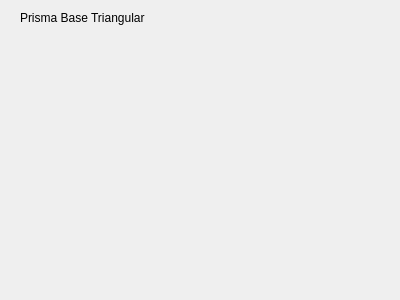
This is GraficosQT/QTGraphics/prismabasetrian.ui in axgtz/Analisis-y-Diseno-de-Algoritmos as Qt 5 draws it before an edit. The edited form follows.
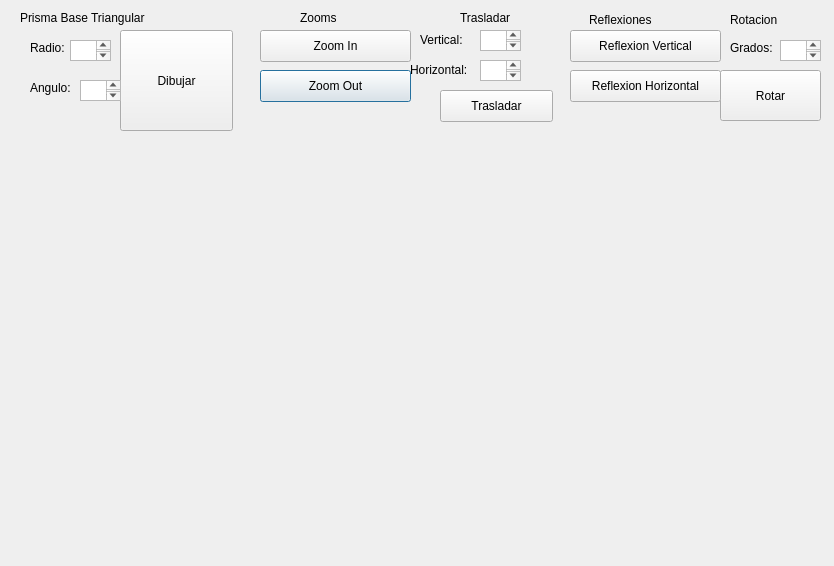
This is the edited form.

```diff
--- a/GraficosQT/QTGraphics/prismabasetrian.ui
+++ b/GraficosQT/QTGraphics/prismabasetrian.ui
@@ -6,8 +6,8 @@
    <rect>
     <x>0</x>
     <y>0</y>
-    <width>400</width>
-    <height>300</height>
+    <width>834</width>
+    <height>566</height>
    </rect>
   </property>
   <property name="windowTitle">
@@ -26,6 +26,267 @@
     <string>Prisma Base Triangular</string>
    </property>
   </widget>
+  <widget class="QPushButton" name="pushButton_5">
+   <property name="geometry">
+    <rect>
+     <x>260</x>
+     <y>70</y>
+     <width>151</width>
+     <height>32</height>
+    </rect>
+   </property>
+   <property name="text">
+    <string>Zoom Out</string>
+   </property>
+  </widget>
+  <widget class="QLabel" name="label_2">
+   <property name="geometry">
+    <rect>
+     <x>30</x>
+     <y>80</y>
+     <width>51</width>
+     <height>16</height>
+    </rect>
+   </property>
+   <property name="text">
+    <string>Angulo:</string>
+   </property>
+  </widget>
+  <widget class="QPushButton" name="pushButton">
+   <property name="enabled">
+    <bool>true</bool>
+   </property>
+   <property name="geometry">
+    <rect>
+     <x>120</x>
+     <y>30</y>
+     <width>113</width>
+     <height>101</height>
+    </rect>
+   </property>
+   <property name="text">
+    <string>Dibujar</string>
+   </property>
+  </widget>
+  <widget class="QPushButton" name="pushButton_4">
+   <property name="geometry">
+    <rect>
+     <x>260</x>
+     <y>30</y>
+     <width>151</width>
+     <height>32</height>
+    </rect>
+   </property>
+   <property name="text">
+    <string>Zoom In</string>
+   </property>
+  </widget>
+  <widget class="QPushButton" name="pushButton_7">
+   <property name="geometry">
+    <rect>
+     <x>570</x>
+     <y>30</y>
+     <width>151</width>
+     <height>32</height>
+    </rect>
+   </property>
+   <property name="text">
+    <string>Reflexion Vertical</string>
+   </property>
+  </widget>
+  <widget class="QTextEdit" name="boxXinicio">
+   <property name="geometry">
+    <rect>
+     <x>480</x>
+     <y>60</y>
+     <width>41</width>
+     <height>21</height>
+    </rect>
+   </property>
+  </widget>
+  <widget class="QLabel" name="label_5">
+   <property name="geometry">
+    <rect>
+     <x>730</x>
+     <y>40</y>
+     <width>51</width>
+     <height>16</height>
+    </rect>
+   </property>
+   <property name="text">
+    <string>Grados:</string>
+   </property>
+  </widget>
+  <widget class="QPushButton" name="pushButton_3">
+   <property name="geometry">
+    <rect>
+     <x>720</x>
+     <y>70</y>
+     <width>101</width>
+     <height>51</height>
+    </rect>
+   </property>
+   <property name="text">
+    <string>Rotar</string>
+   </property>
+  </widget>
+  <widget class="QLabel" name="label_4">
+   <property name="geometry">
+    <rect>
+     <x>410</x>
+     <y>60</y>
+     <width>91</width>
+     <height>20</height>
+    </rect>
+   </property>
+   <property name="text">
+    <string>Horizontal:</string>
+   </property>
+  </widget>
+  <widget class="QLabel" name="label_9">
+   <property name="geometry">
+    <rect>
+     <x>589</x>
+     <y>10</y>
+     <width>81</width>
+     <height>20</height>
+    </rect>
+   </property>
+   <property name="text">
+    <string>Reflexiones</string>
+   </property>
+  </widget>
+  <widget class="QLabel" name="label_10">
+   <property name="geometry">
+    <rect>
+     <x>730</x>
+     <y>10</y>
+     <width>81</width>
+     <height>20</height>
+    </rect>
+   </property>
+   <property name="text">
+    <string>Rotacion</string>
+   </property>
+  </widget>
+  <widget class="QLabel" name="label_3">
+   <property name="geometry">
+    <rect>
+     <x>30</x>
+     <y>40</y>
+     <width>41</width>
+     <height>16</height>
+    </rect>
+   </property>
+   <property name="text">
+    <string>Radio:</string>
+   </property>
+  </widget>
+  <widget class="QTextEdit" name="boxAngulo">
+   <property name="geometry">
+    <rect>
+     <x>80</x>
+     <y>80</y>
+     <width>41</width>
+     <height>21</height>
+    </rect>
+   </property>
+  </widget>
+  <widget class="QLabel" name="label_6">
+   <property name="geometry">
+    <rect>
+     <x>420</x>
+     <y>30</y>
+     <width>91</width>
+     <height>20</height>
+    </rect>
+   </property>
+   <property name="text">
+    <string>Vertical:</string>
+   </property>
+  </widget>
+  <widget class="QPushButton" name="pushButton_2">
+   <property name="geometry">
+    <rect>
+     <x>440</x>
+     <y>90</y>
+     <width>113</width>
+     <height>32</height>
+    </rect>
+   </property>
+   <property name="text">
+    <string>Trasladar</string>
+   </property>
+  </widget>
+  <widget class="QPushButton" name="pushButton_6">
+   <property name="geometry">
+    <rect>
+     <x>570</x>
+     <y>70</y>
+     <width>151</width>
+     <height>32</height>
+    </rect>
+   </property>
+   <property name="text">
+    <string>Reflexion Horizontal</string>
+   </property>
+  </widget>
+  <widget class="QLabel" name="label_8">
+   <property name="geometry">
+    <rect>
+     <x>460</x>
+     <y>10</y>
+     <width>60</width>
+     <height>16</height>
+    </rect>
+   </property>
+   <property name="text">
+    <string>Trasladar</string>
+   </property>
+  </widget>
+  <widget class="QTextEdit" name="boxGrados">
+   <property name="geometry">
+    <rect>
+     <x>780</x>
+     <y>40</y>
+     <width>41</width>
+     <height>21</height>
+    </rect>
+   </property>
+  </widget>
+  <widget class="QTextEdit" name="boxRadio">
+   <property name="geometry">
+    <rect>
+     <x>70</x>
+     <y>40</y>
+     <width>41</width>
+     <height>21</height>
+    </rect>
+   </property>
+  </widget>
+  <widget class="QTextEdit" name="boxYinicio">
+   <property name="geometry">
+    <rect>
+     <x>480</x>
+     <y>30</y>
+     <width>41</width>
+     <height>21</height>
+    </rect>
+   </property>
+  </widget>
+  <widget class="QLabel" name="label_11">
+   <property name="geometry">
+    <rect>
+     <x>300</x>
+     <y>10</y>
+     <width>60</width>
+     <height>16</height>
+    </rect>
+   </property>
+   <property name="text">
+    <string>Zooms</string>
+   </property>
+  </widget>
  </widget>
  <resources/>
  <connections/>
```
